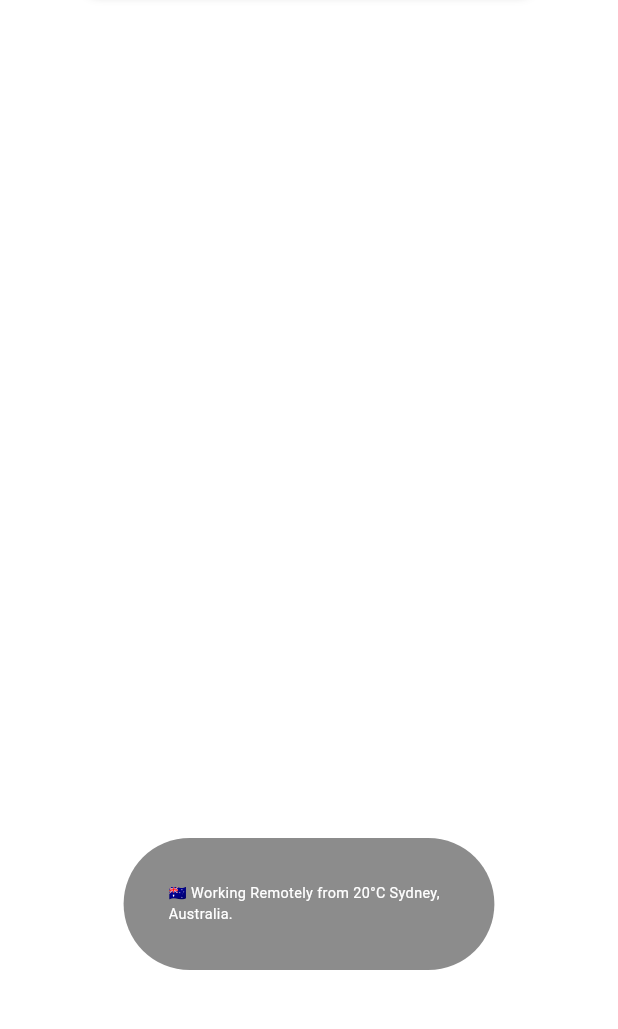
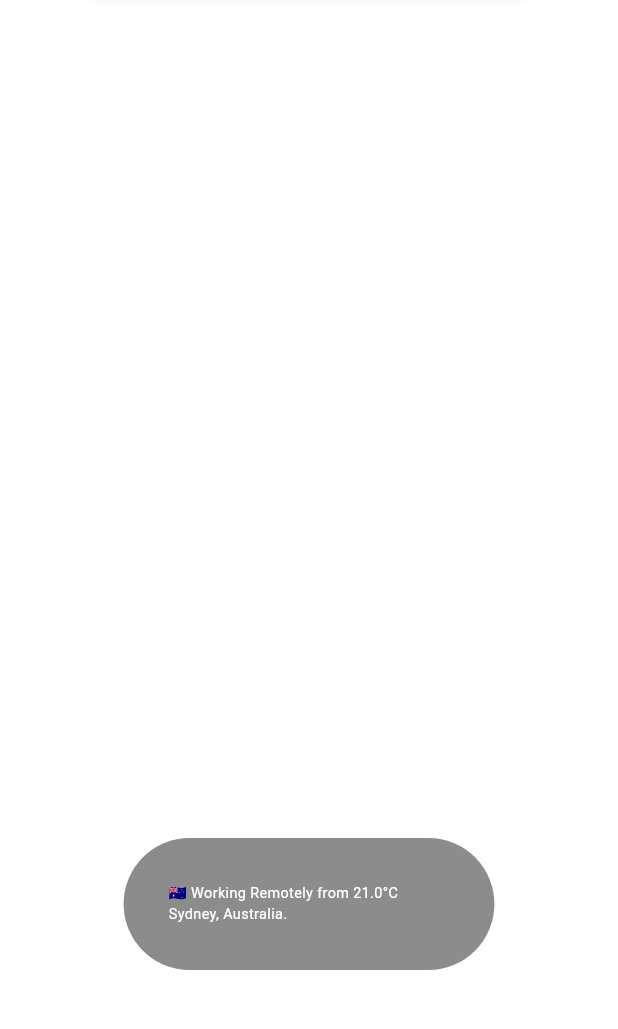
Before and after one commit to 0xharkirat/portfolio, a Flutter app: the screen it shows after launch, on a phone screen of 412 x 824 dp, the part 168-1197 px from its top. Run offline on Flutter 3.47's test engine with Material 3 defaults, Android fonts, the phone set to English and light mode, and no system bars; drawn by our look-alikes of flutter_animate; our stand-ins replace flutter_riverpod, font_awesome_flutter, transparent_image; missing offline and left inert: dart:js; network calls fail; Roboto replaces fonts that are missing (Gt).

Commit message:
add weather api

```diff
--- /dev/null
+++ b/lib/provider/weather.dart
@@ -0,0 +1,22 @@
+import 'dart:convert';
+
+import 'package:flutter_riverpod/flutter_riverpod.dart';
+import 'package:http/http.dart' as http;
+
+
+
+final weatherProvider =  FutureProvider<double>((ref) async {
+
+  final response = await http.get(Uri.parse(
+        'https://api.open-meteo.com/v1/forecast?latitude=-33.8678&longitude=151.2073&current=temperature_2m&timezone=Australia%2FSydney&forecast_days=1'));
+
+    if (response.statusCode == 200) {
+      final data = json.decode(response.body);
+      final temperature = data['current']['temperature_2m'];
+      return temperature.toDouble();
+    } else {
+      throw Exception('Failed to load data');
+    }
+  }
+
+);
--- a/lib/widgets/footer.dart
+++ b/lib/widgets/footer.dart
@@ -1,3 +1,5 @@
+import 'dart:convert';
+
 import 'package:flutter/material.dart';
 import 'package:flutter_riverpod/flutter_riverpod.dart';
 import 'package:flutter_staggered_grid_view/flutter_staggered_grid_view.dart';
@@ -5,14 +7,20 @@ import 'package:font_awesome_flutter/font_awesome_flutter.dart';
 import 'package:portfolio/constants/fonts.dart';
 import 'package:portfolio/constants/urls.dart';
 import 'package:portfolio/provider/contact_provider.dart';
+import 'package:portfolio/provider/weather.dart';
 import 'package:portfolio/widgets/footer_link.dart';
+import 'package:http/http.dart' as http;
 
-class Footer extends StatelessWidget {
+class Footer extends ConsumerWidget {
   const Footer({super.key});
 
+
+
   @override
-  Widget build(BuildContext context) {
+  Widget build(BuildContext context, WidgetRef ref) {
     final size = MediaQuery.of(context).size;
+    AsyncValue<double> weather = ref.watch(weatherProvider);
+
     return Container(
       height: size.width > 780 ? 380 : 550,
       width: double.infinity,
@@ -39,7 +47,7 @@ class Footer extends StatelessWidget {
                       color: Colors.black45,
                     ),
                     child: Text(
-                      "🇦🇺 Working Remotely from 20°C Sydney, Australia.",
+                      "🇦🇺 Working Remotely from ${weather.value ?? 21}°C Sydney, Australia.",
                       style: bodyTextStyle.copyWith(
                           fontSize: size.width > 600
                               ? 16
@@ -74,7 +82,7 @@ class Footer extends StatelessWidget {
                                 content: Container(
                                   padding: const EdgeInsets.all(20),
                                   width: 350,
-                                  height: 300,
+                                  height: 250,
                                   decoration: BoxDecoration(
                                     borderRadius: BorderRadius.circular(20),
                                     border: Border.all(color: Colors.white38),
@@ -92,8 +100,7 @@ class Footer extends StatelessWidget {
                                               contentPadding: EdgeInsets.zero,
                                               iconColor: Colors.white,
                                               leading: const Icon(
-                                                Icons.flutter_dash,
-                                              ),
+                                                  Icons.flutter_dash),
                                               title: Text(
                                                 'Flutter for UI',
                                                 style: bodyTextStyle.copyWith(
@@ -104,9 +111,9 @@ class Footer extends StatelessWidget {
                                               contentPadding: EdgeInsets.zero,
                                               iconColor: Colors.white,
                                               leading: const Icon(
-                                                  FontAwesomeIcons.html5),
+                                                  FontAwesomeIcons.js),
                                               title: Text(
-                                                "HTML for background.",
+                                                "Three.js for background animation.",
                                                 style: bodyTextStyle.copyWith(
                                                     fontSize: 14),
                                               ),
@@ -115,20 +122,9 @@ class Footer extends StatelessWidget {
                                               contentPadding: EdgeInsets.zero,
                                               iconColor: Colors.white,
                                               leading: const Icon(
-                                                  FontAwesomeIcons.css3),
+                                                  FontAwesomeIcons.fire),
                                               title: Text(
-                                                "CSS for background styling.",
-                                                style: bodyTextStyle.copyWith(
-                                                    fontSize: 14),
-                                              ),
-                                            ),
-                                            ListTile(
-                                              contentPadding: EdgeInsets.zero,
-                                              iconColor: Colors.white,
-                                              leading: const Icon(
-                                                  FontAwesomeIcons.js),
-                                              title: Text(
-                                                "JS for background animation.",
+                                                "Firebase for hosting.",
                                                 style: bodyTextStyle.copyWith(
                                                     fontSize: 14),
                                               ),
--- a/pubspec.yaml
+++ b/pubspec.yaml
@@ -19,6 +19,7 @@ dependencies:
   flutter_animate: ^4.3.0
   font_awesome_flutter: ^10.6.0
   flutter_riverpod: ^2.4.9
+  http: ^1.1.0
 
 
 
```
Also changed, not shown: pubspec.lock.
